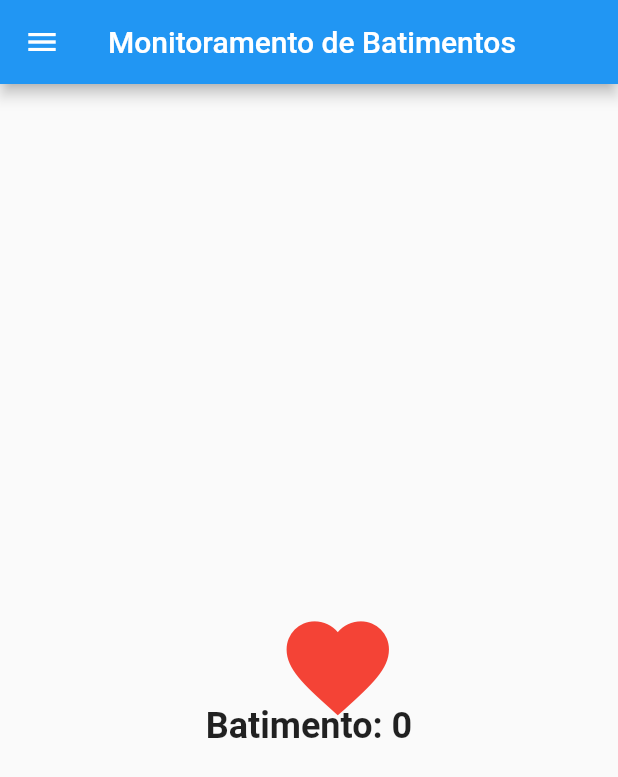
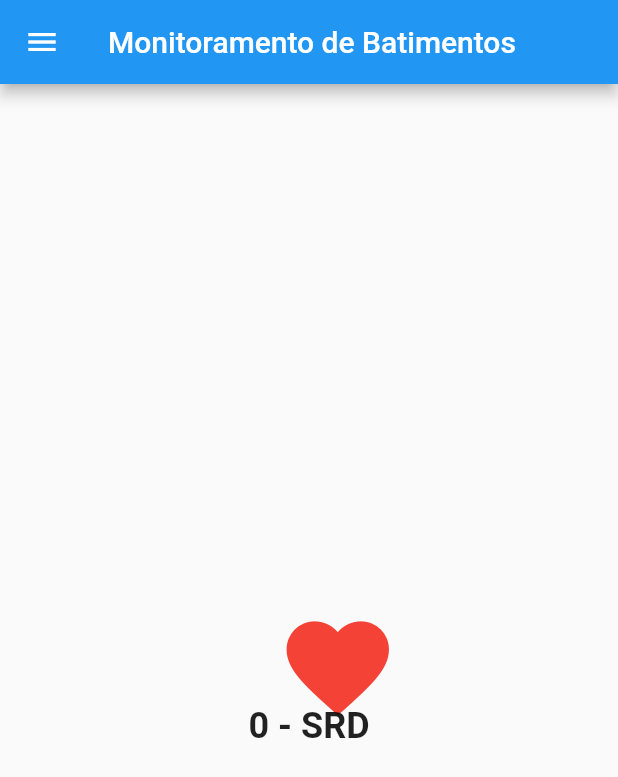
Before and after one commit to anamenezesv/MonitorPet, a Flutter app: the HomePage screen opened directly, on a phone screen of 412 x 824 dp. Shown: the top 777 px of the screen. Run offline on Flutter 3.47's test engine with Material 2 defaults, Android fonts, the phone set to English and light mode, and no system bars; our stand-ins replace email_validator, firebase_core, firebase_database, syncfusion_flutter_charts; accounts and stored records are empty.

Commit message:
Adicionando a informação da raça

```diff
--- a/lib/components/home_page.dart
+++ b/lib/components/home_page.dart
@@ -223,7 +223,7 @@ class _HeartRateWidgetState extends State<HeartRateWidget> with SingleTickerProv
         ),
         const SizedBox(height: 20),
         Text(
-          'Batimento: ${widget.heartRate}',
+          '${widget.heartRate} - SRD',
           style: TextStyle(
             fontSize: 24,
             fontWeight: FontWeight.bold,
```
